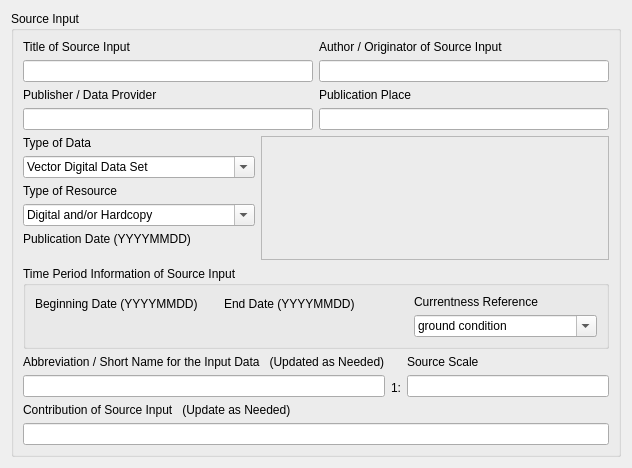
The window that pymdwizard/gui/ui_files/SRCInfo.ui (DOI-USGS/fort-pymdwizard) describes before a commit, drawn with Qt 5.
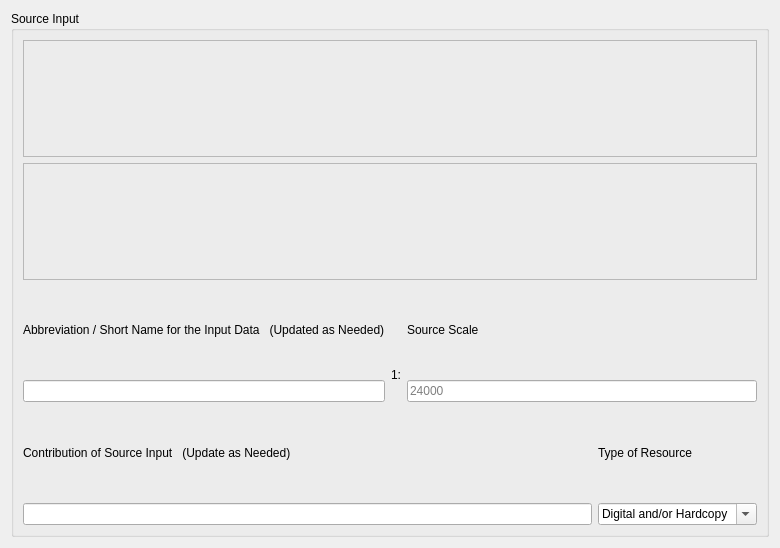
The same window after the commit.

Commit message: changes to SRCInfo ui and logic

The edit to the form file:
```diff
--- a/pymdwizard/gui/ui_files/SRCInfo.ui
+++ b/pymdwizard/gui/ui_files/SRCInfo.ui
@@ -6,8 +6,8 @@
    <rect>
     <x>0</x>
     <y>0</y>
-    <width>632</width>
-    <height>468</height>
+    <width>780</width>
+    <height>548</height>
    </rect>
   </property>
   <property name="windowTitle">
@@ -19,435 +19,151 @@
      <property name="title">
       <string>Source Input</string>
      </property>
-     <layout class="QHBoxLayout" name="horizontalLayout_9">
+     <layout class="QVBoxLayout" name="verticalLayout">
       <item>
-       <layout class="QVBoxLayout" name="verticalLayout_19">
+       <widget class="QFrame" name="frame_citation">
+        <property name="frameShape">
+         <enum>QFrame::StyledPanel</enum>
+        </property>
+        <property name="frameShadow">
+         <enum>QFrame::Raised</enum>
+        </property>
+        <property name="lineWidth">
+         <number>0</number>
+        </property>
+        <layout class="QVBoxLayout" name="verticalLayout_2">
+         <property name="leftMargin">
+          <number>0</number>
+         </property>
+         <property name="topMargin">
+          <number>0</number>
+         </property>
+         <property name="rightMargin">
+          <number>0</number>
+         </property>
+         <property name="bottomMargin">
+          <number>0</number>
+         </property>
+        </layout>
+       </widget>
+      </item>
+      <item>
+       <widget class="QFrame" name="frame_timeperd">
+        <property name="frameShape">
+         <enum>QFrame::StyledPanel</enum>
+        </property>
+        <property name="frameShadow">
+         <enum>QFrame::Raised</enum>
+        </property>
+        <property name="lineWidth">
+         <number>0</number>
+        </property>
+        <layout class="QVBoxLayout" name="verticalLayout_3">
+         <property name="leftMargin">
+          <number>0</number>
+         </property>
+         <property name="topMargin">
+          <number>0</number>
+         </property>
+         <property name="rightMargin">
+          <number>0</number>
+         </property>
+         <property name="bottomMargin">
+          <number>0</number>
+         </property>
+        </layout>
+       </widget>
+      </item>
+      <item>
+       <layout class="QHBoxLayout" name="horizontalLayout_8">
         <item>
-         <layout class="QVBoxLayout" name="verticalLayout_7">
+         <layout class="QVBoxLayout" name="verticalLayout_12">
           <item>
-           <layout class="QHBoxLayout" name="horizontalLayout">
-            <item>
-             <layout class="QVBoxLayout" name="verticalLayout_2">
-              <item>
-               <widget class="QLabel" name="label">
-                <property name="text">
-                 <string>Title of Source Input</string>
-                </property>
-               </widget>
-              </item>
-              <item>
-               <widget class="QLineEdit" name="fgdc_title"/>
-              </item>
-             </layout>
-            </item>
-            <item>
-             <layout class="QVBoxLayout" name="verticalLayout_3">
-              <item>
-               <widget class="QLabel" name="label_2">
-                <property name="text">
-                 <string>Author / Originator of Source Input</string>
-                </property>
-               </widget>
-              </item>
-              <item>
-               <widget class="QLineEdit" name="fgdc_origin"/>
-              </item>
-             </layout>
-            </item>
-           </layout>
+           <widget class="QLabel" name="label_7">
+            <property name="text">
+             <string>Abbreviation / Short Name for the Input Data   (Updated as Needed)</string>
+            </property>
+           </widget>
           </item>
           <item>
-           <layout class="QHBoxLayout" name="horizontalLayout_2">
-            <item>
-             <layout class="QVBoxLayout" name="verticalLayout_4">
-              <item>
-               <widget class="QLabel" name="label_4">
-                <property name="text">
-                 <string>Publisher / Data Provider</string>
-                </property>
-               </widget>
-              </item>
-              <item>
-               <widget class="QLineEdit" name="fgdc_publish"/>
-              </item>
-             </layout>
-            </item>
-            <item>
-             <layout class="QVBoxLayout" name="verticalLayout_5">
-              <item>
-               <widget class="QLabel" name="label_3">
-                <property name="text">
-                 <string>Publication Place</string>
-                </property>
-               </widget>
-              </item>
-              <item>
-               <widget class="QLineEdit" name="fgdc_pubplace"/>
-              </item>
-             </layout>
-            </item>
-           </layout>
+           <widget class="QLineEdit" name="fgdc_srccitea"/>
           </item>
          </layout>
         </item>
         <item>
-         <layout class="QHBoxLayout" name="horizontalLayout_3">
+         <layout class="QVBoxLayout" name="verticalLayout_14">
           <item>
-           <layout class="QVBoxLayout" name="verticalLayout_18">
-            <item>
-             <layout class="QVBoxLayout" name="verticalLayout_8">
-              <item>
-               <widget class="QLabel" name="label_6">
-                <property name="text">
-                 <string>Type of Data</string>
-                </property>
-               </widget>
-              </item>
-              <item>
-               <widget class="QComboBox" name="fgdc_geoform">
-                <property name="editable">
-                 <bool>true</bool>
-                </property>
-                <property name="currentIndex">
-                 <number>0</number>
-                </property>
-                <item>
-                 <property name="text">
-                  <string>Vector Digital Data Set</string>
-                 </property>
-                </item>
-                <item>
-                 <property name="text">
-                  <string>Raster Digital Data Set</string>
-                 </property>
-                </item>
-                <item>
-                 <property name="text">
-                  <string>Raster Digital Data (Aerial Imagery)</string>
-                 </property>
-                </item>
-                <item>
-                 <property name="text">
-                  <string>Publication (Book)</string>
-                 </property>
-                </item>
-                <item>
-                 <property name="text">
-                  <string>Publication (Journal Article)</string>
-                 </property>
-                </item>
-                <item>
-                 <property name="text">
-                  <string>Publication (Conference Proceeding)</string>
-                 </property>
-                </item>
-                <item>
-                 <property name="text">
-                  <string>Paper Map</string>
-                 </property>
-                </item>
-                <item>
-                 <property name="text">
-                  <string>Observed/Measured First-Hand</string>
-                 </property>
-                </item>
-                <item>
-                 <property name="text">
-                  <string>Photographic Print</string>
-                 </property>
-                </item>
-                <item>
-                 <property name="text">
-                  <string>Computer Program</string>
-                 </property>
-                </item>
-                <item>
-                 <property name="text">
-                  <string>Other</string>
-                 </property>
-                </item>
-               </widget>
-              </item>
-             </layout>
-            </item>
-            <item>
-             <layout class="QVBoxLayout" name="verticalLayout_13">
-              <item>
-               <widget class="QLabel" name="label_12">
-                <property name="text">
-                 <string>Type of Resource</string>
-                </property>
-               </widget>
-              </item>
-              <item>
-               <widget class="QComboBox" name="fgdc_typesrc">
-                <property name="editable">
-                 <bool>true</bool>
-                </property>
-                <item>
-                 <property name="text">
-                  <string>Digital and/or Hardcopy</string>
-                 </property>
-                </item>
-               </widget>
-              </item>
-             </layout>
-            </item>
-            <item>
-             <layout class="QVBoxLayout" name="verticalLayout">
-              <item>
-               <widget class="QLabel" name="label_37">
-                <property name="text">
-                 <string>Publication Date (YYYYMMDD)</string>
-                </property>
-               </widget>
-              </item>
-              <item>
-               <widget class="QWidget" name="fgdc_pubdate" native="true">
-                <property name="sizePolicy">
-                 <sizepolicy hsizetype="Preferred" vsizetype="Preferred">
-                  <horstretch>0</horstretch>
-                  <verstretch>0</verstretch>
-                 </sizepolicy>
-                </property>
-                <property name="minimumSize">
-                 <size>
-                  <width>0</width>
-                  <height>0</height>
-                 </size>
-                </property>
-                <property name="maximumSize">
-                 <size>
-                  <width>221</width>
-                  <height>100</height>
-                 </size>
-                </property>
-               </widget>
-              </item>
-              <item>
-               <spacer name="verticalSpacer">
-                <property name="orientation">
-                 <enum>Qt::Vertical</enum>
-                </property>
-                <property name="sizeHint" stdset="0">
-                 <size>
-                  <width>20</width>
-                  <height>40</height>
-                 </size>
-                </property>
-               </spacer>
-              </item>
-             </layout>
-            </item>
-           </layout>
+           <widget class="QLabel" name="label_11">
+            <property name="text">
+             <string/>
+            </property>
+           </widget>
           </item>
           <item>
-           <layout class="QHBoxLayout" name="horizontalLayout_5">
-            <property name="spacing">
-             <number>2</number>
+           <widget class="QLabel" name="label_10">
+            <property name="text">
+             <string>1:</string>
             </property>
-            <item>
-             <widget class="QFrame" name="fgdc_onlink">
-              <property name="frameShape">
-               <enum>QFrame::StyledPanel</enum>
-              </property>
-              <property name="frameShadow">
-               <enum>QFrame::Raised</enum>
-              </property>
-              <layout class="QVBoxLayout" name="verticalLayout_6">
-               <property name="spacing">
-                <number>1</number>
-               </property>
-               <property name="margin">
-                <number>1</number>
-               </property>
-               <item>
-                <layout class="QVBoxLayout" name="fg_dc_onlink"/>
-               </item>
-              </layout>
-             </widget>
-            </item>
-           </layout>
+           </widget>
           </item>
          </layout>
         </item>
         <item>
-         <widget class="QGroupBox" name="fgdc_srctime">
-          <property name="title">
-           <string>Time Period Information of Source Input</string>
-          </property>
-          <layout class="QHBoxLayout" name="horizontalLayout_6">
-           <item>
-            <layout class="QHBoxLayout" name="horizontalLayout_4">
-             <item>
-              <layout class="QVBoxLayout" name="verticalLayout_9">
-               <item>
-                <widget class="QLabel" name="label_38">
-                 <property name="text">
-                  <string>Beginning Date (YYYYMMDD)</string>
-                 </property>
-                </widget>
-               </item>
-               <item>
-                <widget class="QWidget" name="fgdc_begdate" native="true">
-                 <property name="sizePolicy">
-                  <sizepolicy hsizetype="Preferred" vsizetype="Preferred">
-                   <horstretch>0</horstretch>
-                   <verstretch>0</verstretch>
-                  </sizepolicy>
-                 </property>
-                 <property name="minimumSize">
-                  <size>
-                   <width>0</width>
-                   <height>0</height>
-                  </size>
-                 </property>
-                 <property name="maximumSize">
-                  <size>
-                   <width>221</width>
-                   <height>100</height>
-                  </size>
-                 </property>
-                </widget>
-               </item>
-              </layout>
-             </item>
-             <item>
-              <layout class="QVBoxLayout" name="verticalLayout_10">
-               <item>
-                <widget class="QLabel" name="label_39">
-                 <property name="text">
-                  <string>End Date (YYYYMMDD)</string>
-                 </property>
-                </widget>
-               </item>
-               <item>
-                <widget class="QWidget" name="fgdc_enddate" native="true">
-                 <property name="sizePolicy">
-                  <sizepolicy hsizetype="Preferred" vsizetype="Preferred">
-                   <horstretch>0</horstretch>
-                   <verstretch>0</verstretch>
-                  </sizepolicy>
-                 </property>
-                 <property name="minimumSize">
-                  <size>
-                   <width>0</width>
-                   <height>0</height>
-                  </size>
-                 </property>
-                 <property name="maximumSize">
-                  <size>
-                   <width>221</width>
-                   <height>100</height>
-                  </size>
-                 </property>
-                </widget>
-               </item>
-              </layout>
-             </item>
-             <item>
-              <layout class="QVBoxLayout" name="verticalLayout_11">
-               <item>
-                <widget class="QLabel" name="label_5">
-                 <property name="text">
-                  <string>Currentness Reference</string>
-                 </property>
-                </widget>
-               </item>
-               <item>
-                <widget class="QComboBox" name="fgdc_srccurr">
-                 <property name="editable">
-                  <bool>true</bool>
-                 </property>
-                 <item>
-                  <property name="text">
-                   <string>ground condition</string>
-                  </property>
-                 </item>
-                 <item>
-                  <property name="text">
-                   <string>observed</string>
-                  </property>
-                 </item>
-                 <item>
-                  <property name="text">
-                   <string>publication date</string>
-                  </property>
-                 </item>
-                </widget>
-               </item>
-              </layout>
-             </item>
-            </layout>
-           </item>
-          </layout>
-         </widget>
+         <layout class="QVBoxLayout" name="verticalLayout_16">
+          <item>
+           <widget class="QLabel" name="label_9">
+            <property name="text">
+             <string>Source Scale</string>
+            </property>
+           </widget>
+          </item>
+          <item>
+           <widget class="QLineEdit" name="fgdc_srcscale">
+            <property name="placeholderText">
+             <string>24000</string>
+            </property>
+           </widget>
+          </item>
+         </layout>
         </item>
+       </layout>
+      </item>
+      <item>
+       <layout class="QHBoxLayout" name="horizontalLayout">
         <item>
-         <layout class="QVBoxLayout" name="verticalLayout_17">
+         <layout class="QVBoxLayout" name="verticalLayout_15">
           <item>
-           <layout class="QHBoxLayout" name="horizontalLayout_8">
-            <item>
-             <layout class="QVBoxLayout" name="verticalLayout_12">
-              <item>
-               <widget class="QLabel" name="label_7">
-                <property name="text">
-                 <string>Abbreviation / Short Name for the Input Data   (Updated as Needed)</string>
-                </property>
-               </widget>
-              </item>
-              <item>
-               <widget class="QLineEdit" name="fgdc_srccitea"/>
-              </item>
-             </layout>
-            </item>
-            <item>
-             <layout class="QVBoxLayout" name="verticalLayout_14">
-              <item>
-               <widget class="QLabel" name="label_11">
-                <property name="text">
-                 <string/>
-                </property>
-               </widget>
-              </item>
-              <item>
-               <widget class="QLabel" name="label_10">
-                <property name="text">
-                 <string>1:</string>
-                </property>
-               </widget>
-              </item>
-             </layout>
-            </item>
-            <item>
-             <layout class="QVBoxLayout" name="verticalLayout_16">
-              <item>
-               <widget class="QLabel" name="label_9">
-                <property name="text">
-                 <string>Source Scale</string>
-                </property>
-               </widget>
-              </item>
-              <item>
-               <widget class="QLineEdit" name="fgdc_srcscale"/>
-              </item>
-             </layout>
-            </item>
-           </layout>
+           <widget class="QLabel" name="label_8">
+            <property name="text">
+             <string>Contribution of Source Input   (Update as Needed)</string>
+            </property>
+           </widget>
           </item>
           <item>
-           <layout class="QVBoxLayout" name="verticalLayout_15">
+           <widget class="QLineEdit" name="fgdc_srccontr"/>
+          </item>
+         </layout>
+        </item>
+        <item>
+         <layout class="QVBoxLayout" name="verticalLayout_13">
+          <item>
+           <widget class="QLabel" name="label_12">
+            <property name="text">
+             <string>Type of Resource</string>
+            </property>
+           </widget>
+          </item>
+          <item>
+           <widget class="QComboBox" name="fgdc_typesrc">
+            <property name="editable">
+             <bool>true</bool>
+            </property>
             <item>
-             <widget class="QLabel" name="label_8">
-              <property name="text">
-               <string>Contribution of Source Input   (Update as Needed)</string>
-              </property>
-             </widget>
+             <property name="text">
+              <string>Digital and/or Hardcopy</string>
+             </property>
             </item>
-            <item>
-             <widget class="QLineEdit" name="fgdc_srccontr"/>
-            </item>
-           </layout>
+           </widget>
           </item>
          </layout>
         </item>
```
Left out of the diff: 29 changed lines with no effect on the pictures. The commit also changes 2 other files.
